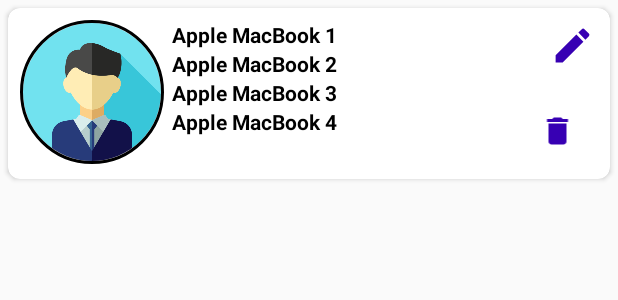
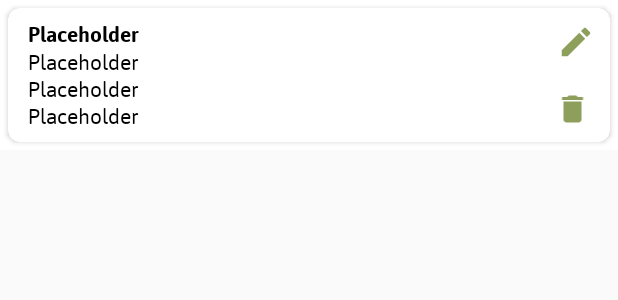
Before and after one commit to Mertyachting/BDD_Android_App, an Android app: the layout custom_list_item.xml on its own in the app's theme, with its tools: preview values and no code run, on a phone screen of 412 x 824 dp. Shown: the top 300 px of the screen. Run offline under Robolectric (Android 15) with nearby library versions, the phone set to English and light mode, and no system bars.

Commit message:
Layout usw

```diff
--- a/app/src/main/java/com/example/motivationlist/EmployeeAdapter.java
+++ b/app/src/main/java/com/example/motivationlist/EmployeeAdapter.java
@@ -131,13 +131,13 @@
                 String phno = editphno.getText().toString().trim();
 
                 if (name.isEmpty()) {
-                    editTextName.setError("Name can't be blank");
+                    editTextName.setError("Title can't be blank");
                     editTextName.requestFocus();
                     return;
                 }
 
                 if (username.isEmpty()) {
-                    editusername.setError("Username can't be blank");
+                    editusername.setError("Motivation can't be blank");
                     editusername.requestFocus();
                     return;
                 }
@@ -150,7 +150,7 @@
                         "WHERE id = ?;\n";
 
                 mDatabase.execSQL(sql, new String[]{name, email, username, phno, String.valueOf(employee.getId())});
-                Toast.makeText(mCtx, "Student Updated", Toast.LENGTH_SHORT).show();
+                Toast.makeText(mCtx, "Updated", Toast.LENGTH_SHORT).show();
                 reloadEmployeesFromDatabase();
 
                 dialog.dismiss();
--- a/app/src/main/java/com/example/motivationlist/SplashScreenActivity.java
+++ b/app/src/main/java/com/example/motivationlist/SplashScreenActivity.java
@@ -19,6 +19,6 @@
                 startActivity(new Intent(SplashScreenActivity.this, MainActivity.class));
                 finish();
             }
-        }, secondsDelayed * 1000);
+        }, secondsDelayed * 750);
     }
 }
--- a/app/src/main/res/layout/custom_list_item.xml
+++ b/app/src/main/res/layout/custom_list_item.xml
@@ -3,7 +3,8 @@
     xmlns:app="http://schemas.android.com/apk/res-auto"
     android:layout_width="match_parent"
     android:layout_height="wrap_content"
-    android:orientation="vertical">
+    android:orientation="vertical"
+    android:background="#fff">
 
     <androidx.cardview.widget.CardView
         android:id="@+id/cardview"
@@ -17,25 +18,15 @@
             android:layout_height="wrap_content"
             android:padding="8dp">
 
-            <de.hdodenhof.circleimageview.CircleImageView xmlns:app="http://schemas.android.com/apk/res-auto"
-                android:id="@+id/imageView"
-                android:layout_width="96dp"
-                android:layout_height="96dp"
-                android:foregroundGravity="center"
-                android:src="@drawable/user"
-                app:civ_border_color="#FF000000"
-                app:civ_border_width="2dp" />
-
             <TextView
                 android:id="@+id/textViewName"
                 android:layout_width="match_parent"
                 android:layout_height="wrap_content"
                 android:layout_marginLeft="5dp"
-                android:layout_toRightOf="@id/imageView"
-                android:text="Apple MacBook 1"
+                android:text="@string/placeholder"
                 android:textAppearance="@style/Base.TextAppearance.AppCompat.Small"
                 android:textColor="#000000"
-                android:textStyle="bold" />
+                android:fontFamily="@font/asap_bold" />
 
             <TextView
                 android:id="@+id/textViewUsername"
@@ -43,11 +34,10 @@
                 android:layout_height="wrap_content"
                 android:layout_below="@id/textViewName"
                 android:layout_marginLeft="5dp"
-                android:layout_toRightOf="@id/imageView"
-                android:text="Apple MacBook 2"
+                android:text="@string/placeholder"
                 android:textAppearance="@style/Base.TextAppearance.AppCompat.Small"
                 android:textColor="#000000"
-                android:textStyle="bold" />
+                android:fontFamily="@font/asap" />
 
             <TextView
                 android:id="@+id/textViewEmail"
@@ -55,12 +45,10 @@
                 android:layout_height="wrap_content"
                 android:layout_below="@id/textViewUsername"
                 android:layout_marginLeft="5dp"
-                android:layout_toRightOf="@id/imageView"
-                android:text="Apple MacBook 3"
+                android:text="@string/placeholder"
                 android:textAppearance="@style/Base.TextAppearance.AppCompat.Small"
                 android:textColor="#000000"
-                android:textStyle="bold" />
-
+                android:fontFamily="@font/asap" />
 
             <TextView
                 android:id="@+id/textViewPhone"
@@ -68,12 +56,10 @@
                 android:layout_height="wrap_content"
                 android:layout_below="@id/textViewEmail"
                 android:layout_marginLeft="5dp"
-                android:layout_toRightOf="@id/imageView"
-                android:text="Apple MacBook 4"
+                android:text="@string/placeholder"
                 android:textAppearance="@style/Base.TextAppearance.AppCompat.Small"
                 android:textColor="#000000"
-                android:textStyle="bold" />
-
+                android:fontFamily="@font/asap" />
 
         </RelativeLayout>
 
@@ -85,25 +71,25 @@
 
             <ImageView
                 android:id="@+id/buttonEditstudent"
-                android:layout_width="30dp"
-                android:layout_height="30dp"
+                android:layout_width="25dp"
+                android:layout_height="25dp"
                 android:layout_gravity="end"
                 android:layout_margin="10dp"
                 android:src="@drawable/ic_edit_black_24dp"
                 android:text="Edit"
-                android:tint="#3700B3" />
+                android:tint="@color/primaryLightColor" />
 
             <ImageView
                 android:id="@+id/buttonDeleteStudent"
                 android:layout_width="30dp"
                 android:layout_height="wrap_content"
-                android:layout_gravity="right"
-                android:layout_margin="20dp"
+                android:layout_gravity="end"
+                android:layout_margin="10dp"
                 android:layout_toRightOf="@id/textViewEmail"
 
                 android:src="@drawable/ic_delete_black_24dp"
                 android:text="Delete"
-                android:tint="#3700B3" />
+                android:tint="@color/primaryLightColor" />
 
         </LinearLayout>
 
--- a/app/src/main/res/menu/menu_main.xml
+++ b/app/src/main/res/menu/menu_main.xml
@@ -5,6 +5,6 @@
     <item
         android:id="@+id/action_settings"
         android:orderInCategory="100"
-        android:title="@string/app_name_short"
+        android:title="@string/app_name_long"
         app:showAsAction="never" />
 </menu>
--- a/app/src/main/res/values/strings.xml
+++ b/app/src/main/res/values/strings.xml
@@ -15,6 +15,7 @@
     <string name="second_hint">"Your motivation"</string>
     <string name="third_hint">"Your task"</string>
     <string name="fourth_hint">"Days to finish"</string>
+    <string name="placeholder">"Placeholder"</string>
     <string name="on">"Bluetooth on"</string>
     <string name="off">"Bluetooth off"</string>
     <string name="bluetooth">"Bluetooth available"</string>
```
Also changed, not shown: app/src/main/AndroidManifest.xml (+6 -2 lines), app/src/main/java/com/example/motivationlist/MainActivity.java (+7 -7 lines), app/src/main/java/com/example/motivationlist/test/ProductAdapter.java (+1 -1 lines), app/src/main/res/layout/activity_main.xml (+10 -3 lines), app/src/main/res/layout/dialog_update_employee.xml (+18 -12 lines), app/src/main/res/drawable/blueetooth_logo.png (added), app/src/main/res/drawable/blueetooth_logo_black.png (added).
